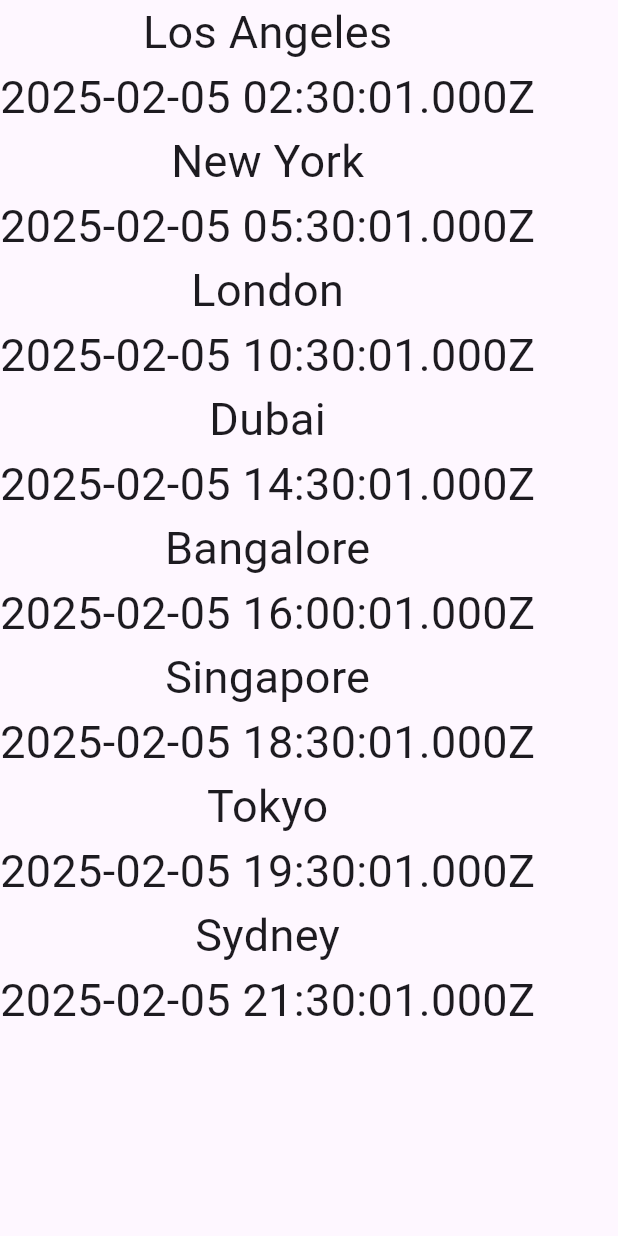
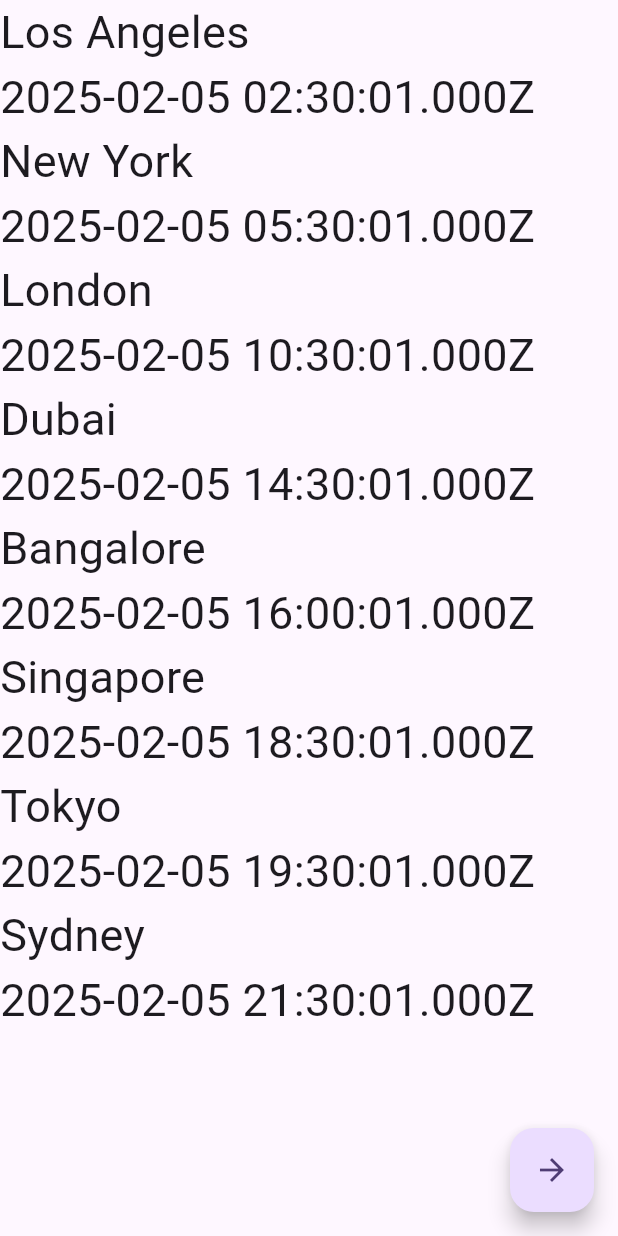
Before and after one commit to ckuthyar/mobileappdev, a Flutter app: the CitiesClock screen opened directly, on a phone screen of 412 x 824 dp. Run offline on Flutter 3.47's test engine with Material 3 defaults, Android fonts, the phone set to English and light mode, and no system bars.

Commit message:
Time in 8 different Cities

```diff
--- a/sangamone1/lib/screen3c.dart
+++ b/sangamone1/lib/screen3c.dart
@@ -1,4 +1,5 @@
 import 'package:flutter/material.dart';
+import 'package:sangamone1/screen4a.dart';
 
 class Screen3c extends StatelessWidget {
   const Screen3c({super.key});
@@ -27,7 +28,7 @@ class _CitiesClockState extends State<CitiesClock> {
         stream: Stream.periodic(Duration(seconds: 1)),
         builder: (context, snapshot) {
           DateTime dt = DateTime.now().toUtc();
-          return Column(
+          return ListView(
             children: [
               Container(
                 child:Text("Los Angeles",style: TextStyle(fontSize: 30),),
@@ -61,11 +62,14 @@ class _CitiesClockState extends State<CitiesClock> {
                 child: Text("Sydney",style: TextStyle(fontSize: 30),),
               ),
               Text("${dt.add(Duration(hours: 11))}",style: TextStyle(fontSize: 30),),
-
             ],
           );
         }
       ),
+      floatingActionButton: FloatingActionButton(onPressed: (){
+        Navigator.push(context, MaterialPageRoute(builder: (context)=> EMICalculator()));
+      },
+        child: Icon(Icons.arrow_forward_sharp),),
     );
   }
 }
```
